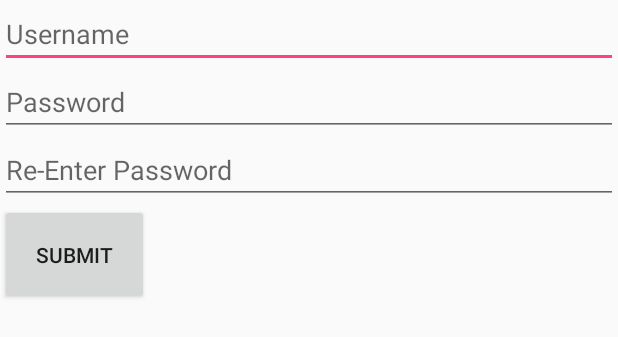
After one commit to Team18Incorporated/Client, an Android app: the layout fragment_register.xml on its own in the app's theme, with its tools: preview values and no code run, on a phone screen of 412 x 824 dp. The commit adds this screen. Shown: the top 337 px of the screen. Run offline under Robolectric (Android 15) with nearby library versions, the phone set to English and light mode, and no system bars.

Commit message:
Added layouts
Layout and xml stuff for the views

```diff
--- a/app/src/main/AndroidManifest.xml
+++ b/app/src/main/AndroidManifest.xml
@@ -1,6 +1,6 @@
 <?xml version="1.0" encoding="utf-8"?>
 <manifest xmlns:android="http://schemas.android.com/apk/res/android"
-    package="edu.byu.cs.team18.tickettoride">
+          package="com.example.abram.phase1main">
 
     <application
         android:allowBackup="true"
@@ -11,9 +11,9 @@
         android:theme="@style/AppTheme">
         <activity android:name=".MainActivity">
             <intent-filter>
-                <action android:name="android.intent.action.MAIN" />
+                <action android:name="android.intent.action.MAIN"/>
 
-                <category android:name="android.intent.category.LAUNCHER" />
+                <category android:name="android.intent.category.LAUNCHER"/>
             </intent-filter>
         </activity>
     </application>
--- /dev/null
+++ b/app/src/main/res/layout/fragment_register.xml
@@ -0,0 +1,29 @@
+<?xml version="1.0" encoding="utf-8"?>
+<LinearLayout xmlns:android="http://schemas.android.com/apk/res/android"
+              android:orientation="vertical"
+              android:layout_width="match_parent"
+              android:layout_height="match_parent">
+
+
+    <EditText
+        android:id="@+id/username_value"
+        android:layout_width="match_parent"
+        android:layout_height="wrap_content"
+        android:hint="@string/username_hint"/>
+    <EditText
+        android:id="@+id/password_value"
+        android:layout_width="match_parent"
+        android:layout_height="wrap_content"
+        android:hint="@string/password_hint"/>
+    <EditText
+        android:id="@+id/re_enter_password_value"
+        android:layout_width="match_parent"
+        android:layout_height="wrap_content"
+        android:hint="@string/re_enter_password_hint"/>
+    <Button
+        android:id="@+id/submit_button"
+        android:layout_width="wrap_content"
+        android:layout_height="wrap_content"
+        android:padding="24dp"
+        android:text="@string/submit_text"/>
+</LinearLayout>
--- a/app/src/main/res/values/strings.xml
+++ b/app/src/main/res/values/strings.xml
@@ -1,3 +1,10 @@
 <resources>
-    <string name="app_name">TicketToRide</string>
+    <string name="app_name">Phase1Main</string>
+    <string name="welcome_message">Welcome to Ticket To Ride!</string>
+    <string name="register_button">Register</string>
+    <string name="login_button">Login</string>
+    <string name="username_hint">Username</string>
+    <string name="password_hint">Password</string>
+    <string name="re_enter_password_hint">Re-Enter Password</string>
+    <string name="submit_text">Submit</string>
 </resources>
```
Also changed, not shown: app/src/main/res/layout/activity_main.xml (+29 -12 lines), app/src/main/res/layout/fragment_login.xml (added, +25 -0 lines).
